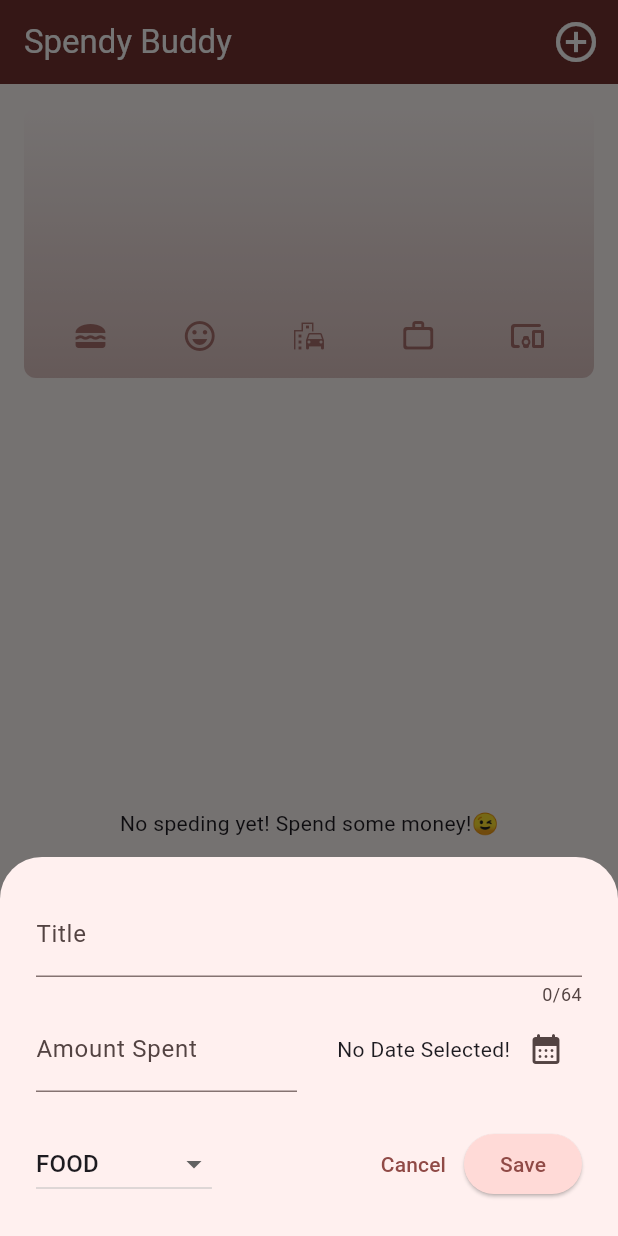
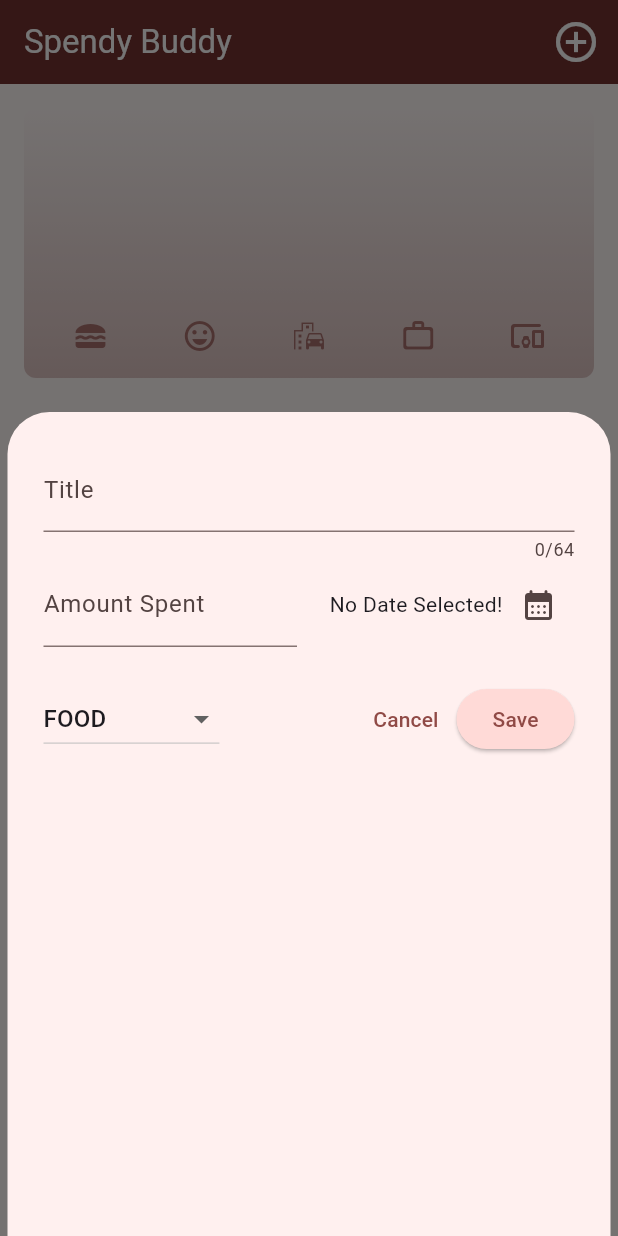
Before and after one commit to Iftikhar-Shams-Niloy/flutter_spendybuddy, a Flutter app: the screen it shows after launch, after a tap on the "add circle outline" icon, on a phone screen of 412 x 824 dp. Run offline on Flutter 3.47's test engine with Material 3 defaults, Android fonts, the phone set to English and light mode, and no system bars.

Commit message:
Necessary changes made to resolve minor errors rotating screen.

```diff
--- a/lib/spends.dart
+++ b/lib/spends.dart
@@ -15,12 +15,27 @@ class Spends extends StatefulWidget {
 
 class _SpendsState extends State<Spends> {
   void _openAddSpendOverlay() {
+    final screenWidth = MediaQuery.of(context).size.width;
+    final screenHeight = MediaQuery.of(context).size.height;
     showModalBottomSheet(
       context: context,
+      isScrollControlled: true,
       builder: (ctx) {
-        return NewSpend(
-          onAddSpend: _addSpend,
-        );
+        return screenHeight > screenWidth
+            ? SizedBox(
+                height: screenHeight * 2 / 3,
+                width: screenWidth - 10,
+                child: NewSpend(
+                  onAddSpend: _addSpend,
+                ),
+              )
+            : SizedBox(
+                height: screenHeight,
+                width: screenWidth,
+                child: NewSpend(
+                  onAddSpend: _addSpend,
+                ),
+              );
       },
     );
   }
@@ -72,6 +87,7 @@ class _SpendsState extends State<Spends> {
     }
 
     return Scaffold(
+      resizeToAvoidBottomInset: false,
       appBar: AppBar(
         title: Text("Spendy Buddy"),
         actions: [
--- a/lib/widgets/chart/chart.dart
+++ b/lib/widgets/chart/chart.dart
@@ -1,5 +1,4 @@
 import 'package:flutter/material.dart';
-
 import 'package:flutter_spendybuddy/widgets/chart/chart_bar.dart';
 import 'package:flutter_spendybuddy/models/spend.dart';
 
@@ -59,7 +58,7 @@ class Chart extends StatelessWidget {
             child: Row(
               crossAxisAlignment: CrossAxisAlignment.end,
               children: [
-                for (final bucket in buckets) // alternative to map()
+                for (final bucket in buckets)
                   ChartBar(
                     fill: bucket.totalSpends == 0
                         ? 0
```
